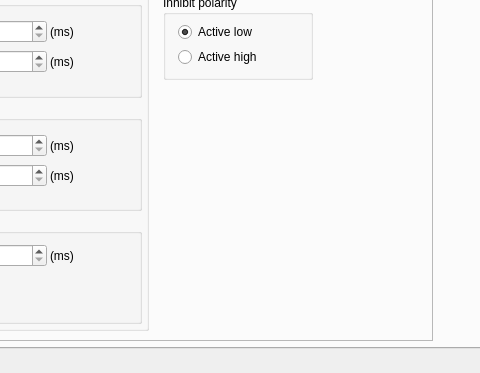
First picture: the form in c/openASC_Configurator/ui/mainwindow.ui, repository thegeek82000/openasc, before the edit; both pictures show x 131 to 611 and y 247 to 620 of the 714 by 620 pixel window.
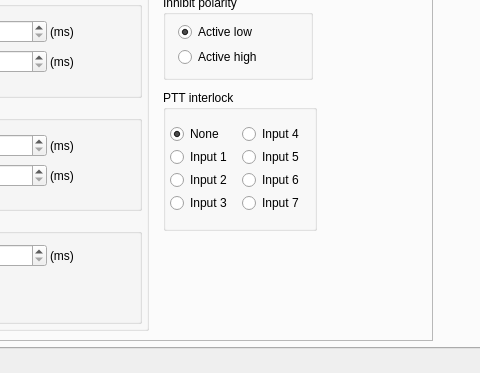
Second picture: the form after the edit. The open tabs and pages were chosen to show the change.

Commit message: - Added support for configuration of TX ACTIVE inputs for the openASC box - Added support for TX active configuration in the configuration software - Added bargraph font to show values from the powermeter (not tested) - Added the information of which TX ACTIVE input the current openASC mainbox is configured to use, in the PING message - Saved information in the PING message about TX ACTIVE inputs in the driver modules (v2) - Added so that the driver module devices are automatically master if their external address is set to 1

```diff
--- a/c/openASC_Configurator/ui/mainwindow.ui
+++ b/c/openASC_Configurator/ui/mainwindow.ui
@@ -2250,6 +2250,84 @@
           </property>
          </widget>
         </widget>
+        <widget class="QGroupBox" name="groupBoxPTTInterlock">
+         <property name="geometry">
+          <rect>
+           <x>285</x>
+           <y>285</y>
+           <width>154</width>
+           <height>141</height>
+          </rect>
+         </property>
+         <property name="title">
+          <string>PTT interlock</string>
+         </property>
+         <layout class="QVBoxLayout" name="verticalLayout_14">
+          <item>
+           <layout class="QGridLayout" name="gridLayout_15">
+            <item row="0" column="0">
+             <widget class="QRadioButton" name="radioButtonPTTInterlockNone">
+              <property name="text">
+               <string>None</string>
+              </property>
+              <property name="checked">
+               <bool>true</bool>
+              </property>
+             </widget>
+            </item>
+            <item row="0" column="1">
+             <widget class="QRadioButton" name="radioButtonPTTInterlockInput4">
+              <property name="text">
+               <string>Input 4</string>
+              </property>
+             </widget>
+            </item>
+            <item row="1" column="0">
+             <widget class="QRadioButton" name="radioButtonPTTInterlockInput1">
+              <property name="text">
+               <string>Input 1</string>
+              </property>
+             </widget>
+            </item>
+            <item row="1" column="1">
+             <widget class="QRadioButton" name="radioButtonPTTInterlockInput5">
+              <property name="text">
+               <string>Input 5</string>
+              </property>
+             </widget>
+            </item>
+            <item row="2" column="0">
+             <widget class="QRadioButton" name="radioButtonPTTInterlockInput2">
+              <property name="text">
+               <string>Input 2</string>
+              </property>
+             </widget>
+            </item>
+            <item row="2" column="1">
+             <widget class="QRadioButton" name="radioButtonPTTInterlockInput6">
+              <property name="text">
+               <string>Input 6</string>
+              </property>
+             </widget>
+            </item>
+            <item row="3" column="0">
+             <widget class="QRadioButton" name="radioButtonPTTInterlockInput3">
+              <property name="text">
+               <string>Input 3</string>
+              </property>
+             </widget>
+            </item>
+            <item row="3" column="1">
+             <widget class="QRadioButton" name="radioButtonPTTInterlockInput7">
+              <property name="text">
+               <string>Input 7</string>
+              </property>
+             </widget>
+            </item>
+           </layout>
+          </item>
+         </layout>
+        </widget>
        </widget>
       </widget>
       <widget class="QWidget" name="tabRotators">
```
The commit also changes 18 other files.
